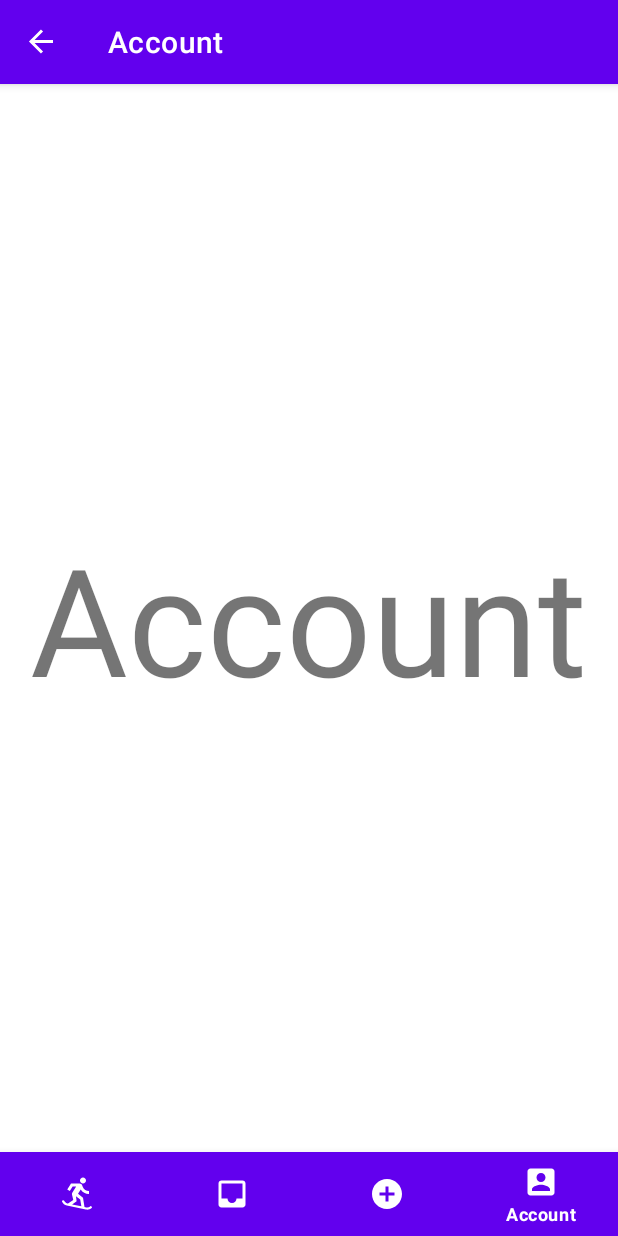
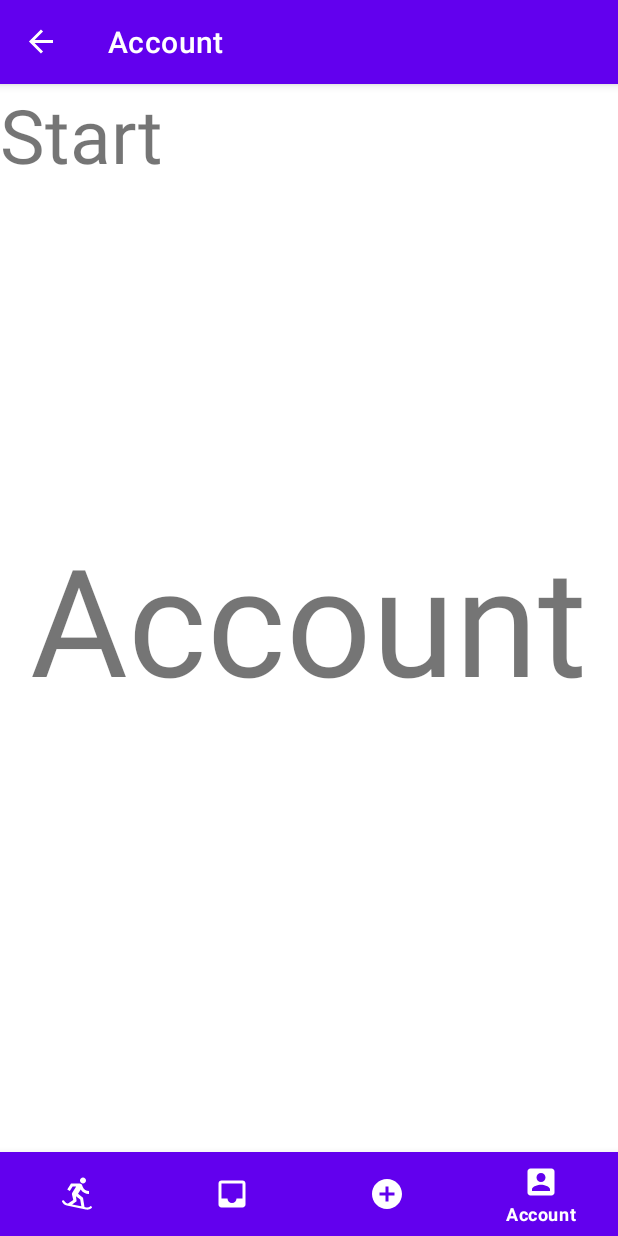
Before and after one commit to SnowHouseNEU/snowhouse, an Android app: the AccountFragment screen opened through its navigation route, on a phone screen of 412 x 824 dp. Run offline under Robolectric (Android 15) with nearby library versions, the phone set to English and light mode, and no system bars; our stand-ins replace navigation-ui.

Commit message:
textview start

```diff
--- a/app/src/main/res/layout/fragment_account.xml
+++ b/app/src/main/res/layout/fragment_account.xml
@@ -11,4 +11,11 @@
         android:text="Account"
         android:textSize="100sp" />
 
+    <TextView
+        android:layout_width="wrap_content"
+        android:layout_height="wrap_content"
+        android:layout_gravity="top"
+        android:text="Start"
+        android:textSize="50sp" />
+
 </FrameLayout>
```
